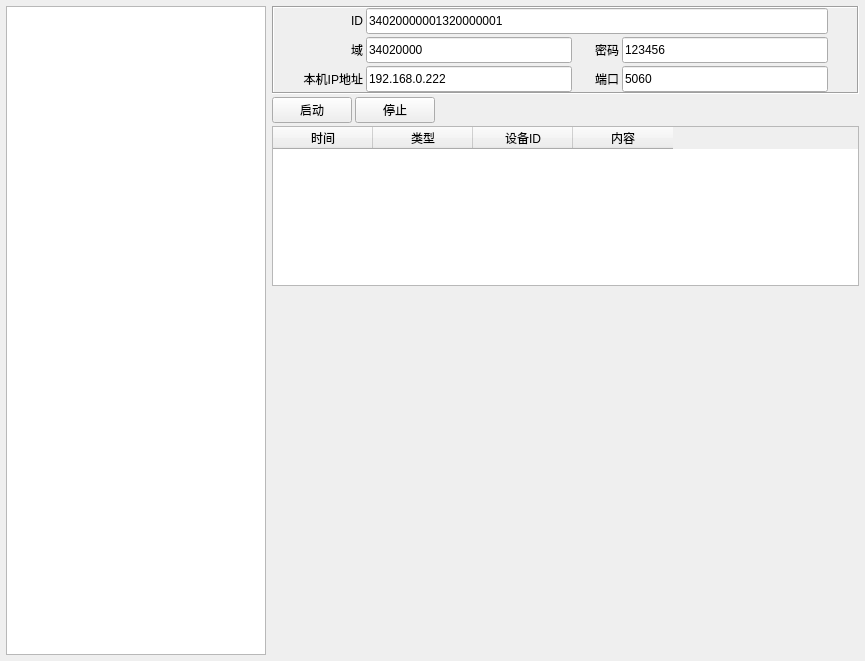
This is src/MainWindow.ui in yundiantech/GB28181Server as Qt 5 draws it before an edit. The edited form follows.
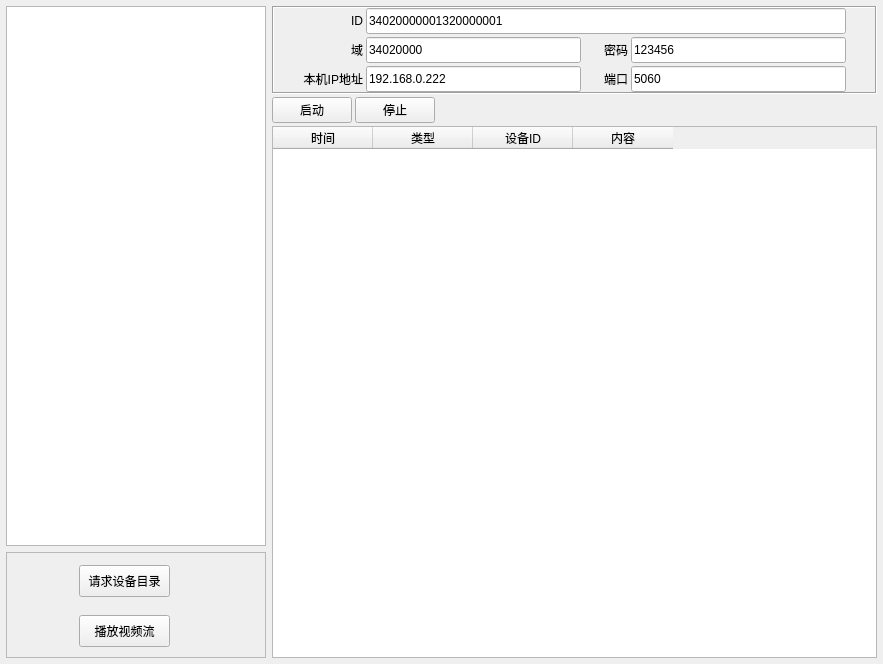
This is the edited form.

```diff
--- a/src/MainWindow.ui
+++ b/src/MainWindow.ui
@@ -6,8 +6,8 @@
    <rect>
     <x>0</x>
     <y>0</y>
-    <width>865</width>
-    <height>661</height>
+    <width>883</width>
+    <height>664</height>
    </rect>
   </property>
   <property name="windowTitle">
@@ -28,6 +28,11 @@
      <number>6</number>
     </property>
     <item>
+     <layout class="QVBoxLayout" name="verticalLayout_4">
+      <property name="rightMargin">
+       <number>0</number>
+      </property>
+      <item>
      <widget class="QTreeWidget" name="treeWidget">
       <property name="minimumSize">
        <size>
@@ -64,6 +69,71 @@
      </widget>
     </item>
     <item>
+       <widget class="QFrame" name="frame_2">
+        <property name="frameShape">
+         <enum>QFrame::StyledPanel</enum>
+        </property>
+        <property name="frameShadow">
+         <enum>QFrame::Plain</enum>
+        </property>
+        <layout class="QVBoxLayout" name="verticalLayout_5">
+         <property name="spacing">
+          <number>0</number>
+         </property>
+         <property name="leftMargin">
+          <number>2</number>
+         </property>
+         <property name="topMargin">
+          <number>2</number>
+         </property>
+         <property name="rightMargin">
+          <number>2</number>
+         </property>
+         <property name="bottomMargin">
+          <number>2</number>
+         </property>
+         <item>
+          <widget class="QWidget" name="widget_2" native="true">
+           <property name="minimumSize">
+            <size>
+             <width>0</width>
+             <height>100</height>
+            </size>
+           </property>
+           <widget class="QPushButton" name="pushButton_catlog">
+            <property name="geometry">
+             <rect>
+              <x>70</x>
+              <y>10</y>
+              <width>91</width>
+              <height>32</height>
+             </rect>
+            </property>
+            <property name="text">
+             <string>请求设备目录</string>
+            </property>
+           </widget>
+           <widget class="QPushButton" name="pushButton_invite">
+            <property name="geometry">
+             <rect>
+              <x>70</x>
+              <y>60</y>
+              <width>91</width>
+              <height>32</height>
+             </rect>
+            </property>
+            <property name="text">
+             <string>播放视频流</string>
+            </property>
+           </widget>
+          </widget>
+         </item>
+        </layout>
+       </widget>
+      </item>
+     </layout>
+    </item>
+    <item>
      <widget class="QWidget" name="widget" native="true">
       <property name="sizePolicy">
        <sizepolicy hsizetype="Expanding" vsizetype="Preferred">
@@ -413,12 +483,6 @@
        </item>
        <item>
         <widget class="QTableWidget" name="tableWidget">
-         <property name="maximumSize">
-          <size>
-           <width>16777215</width>
-           <height>160</height>
-          </size>
-         </property>
          <attribute name="verticalHeaderDefaultSectionSize">
           <number>25</number>
          </attribute>
@@ -444,16 +508,6 @@
          </column>
         </widget>
        </item>
-       <item>
-        <widget class="QWidget" name="widget_3" native="true">
-         <property name="sizePolicy">
-          <sizepolicy hsizetype="Preferred" vsizetype="Expanding">
-           <horstretch>0</horstretch>
-           <verstretch>0</verstretch>
-          </sizepolicy>
-         </property>
-        </widget>
-       </item>
       </layout>
      </widget>
     </item>
```
Left out of the diff: 2 changed lines with no effect on the pictures. Lines whose indentation alone changed are shown as unchanged.
